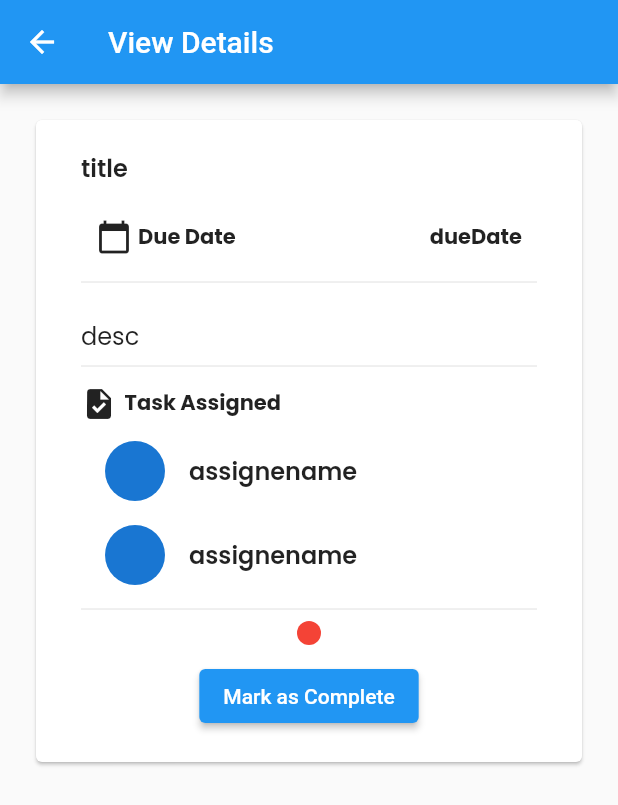
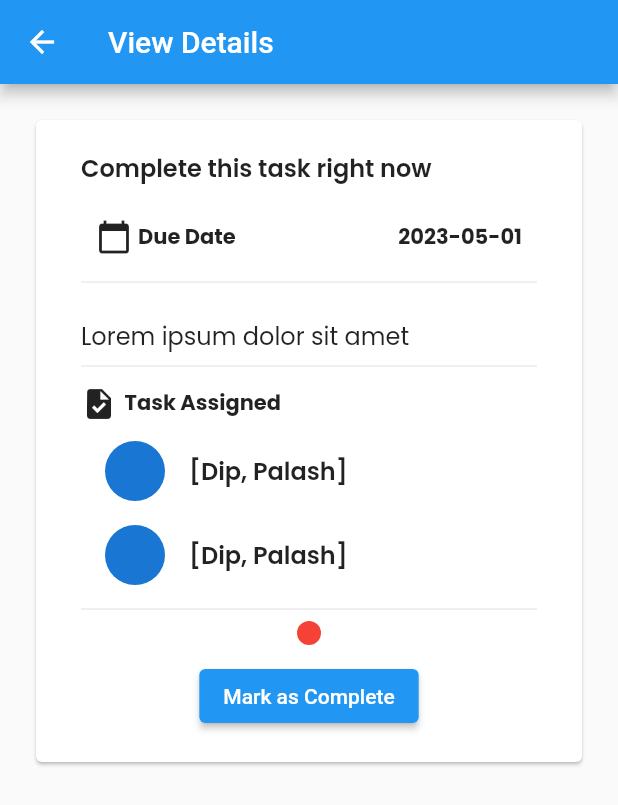
Before and after one commit to Palash2911/Taskbuddy, a Flutter app: the TaskTile widget shown alone on an empty page, opened directly, after a tap on "Complete this task right now", on a phone screen of 412 x 824 dp. Shown: the top 805 px of the screen. Run offline on Flutter 3.47's test engine with Material 2 defaults, Android fonts, the phone set to English and light mode, and no system bars; our stand-ins replace cloud_firestore, firebase_auth, firebase_core, fluttertoast, google_fonts, intl_phone_field and 1 more; accounts and stored records are empty.

Commit message:
Done with Error Solving

```diff
--- a/lib/providers/task_provider.dart
+++ b/lib/providers/task_provider.dart
@@ -29,7 +29,7 @@ class TaskProvider extends ChangeNotifier {
 
   Future editTask(Tasks task) async {
     try {
-      var t = await db
+      await db
           .collection("Users")
           .doc(auth.currentUser!.uid)
           .collection("Tasks")
@@ -110,6 +110,7 @@ class TaskProvider extends ChangeNotifier {
 
   bool toggleTodoStatus(Tasks task) {
     task.isCompleted = !task.isCompleted;
+    print(task.isCompleted);
     editTask(task);
     return task.isCompleted;
   }
--- a/lib/views/utils/tasktile.dart
+++ b/lib/views/utils/tasktile.dart
@@ -1,4 +1,6 @@
 import 'package:flutter/material.dart';
+import 'package:provider/provider.dart';
+import 'package:taskbuddy/providers/task_provider.dart';
 import 'package:taskbuddy/views/utils/taskPriority.dart';
 import 'package:taskbuddy/views/viewTaskScreen.dart';
 
@@ -17,7 +19,6 @@ class TaskTile extends StatefulWidget {
 }
 
 class _TaskTileState extends State<TaskTile> {
-
   bool isCompleted = true;
 
   @override
@@ -34,20 +35,17 @@ class _TaskTileState extends State<TaskTile> {
             context,
             MaterialPageRoute(
               builder: (context) => ViewTask(
-                  assignename: 'assignename',
-                  dueDate: 'dueDate',
-                  title: 'title',
-                  desc: 'desc',
-                  task: task),
+                task: widget.task,
+              ),
             ));
       },
       child: ListTile(
         leading: Checkbox(
           value: isCompleted,
           onChanged: (bool? value) {
-            setState(() {
-              isCompleted = value!;
-            });
+            final provider =
+            Provider.of<TaskProvider>(context, listen: false);
+            final isDone = provider.toggleTodoStatus(widget.task);
           },
         ),
         title: Row(
--- a/lib/views/viewTaskScreen.dart
+++ b/lib/views/viewTaskScreen.dart
@@ -4,18 +4,10 @@ import 'package:taskbuddy/views/constants.dart';
 import 'package:taskbuddy/views/utils/taskPriority.dart';
 
 class ViewTask extends StatefulWidget {
-  final String assignename;
-  final String dueDate;
-  final String title;
-  final String desc;
   final Tasks task;
 
   const ViewTask({
     super.key,
-    required this.assignename,
-    required this.dueDate,
-    required this.title,
-    required this.desc,
     required this.task,
   });
 
@@ -42,7 +34,7 @@ class _ViewTaskState extends State<ViewTask> {
                   crossAxisAlignment: CrossAxisAlignment.start,
                   children: [
                     Text(
-                      widget.title,
+                      widget.task.title,
                       style: kTextPopM16,
                     ),
                     const SizedBox(height: 12.0),
@@ -65,7 +57,7 @@ class _ViewTaskState extends State<ViewTask> {
                             children: [
                               const SizedBox(width: 2),
                               Text(
-                                widget.dueDate,
+                                widget.task.dueDate,
                                 style: kTextPopB14,
                               ),
                             ],
@@ -75,7 +67,7 @@ class _ViewTaskState extends State<ViewTask> {
                     ),
                     const Divider(),
                     const SizedBox(height: 16),
-                    Text(widget.desc, style: kTextPopR16),
+                    Text(widget.task.desc, style: kTextPopR16),
                     const SizedBox(width: 12.0),
                     const Divider(),
                     Column(
@@ -94,7 +86,7 @@ class _ViewTaskState extends State<ViewTask> {
                               borderRadius: BorderRadius.circular(10.0),
                               child: CircleAvatar()),
                           title: Text(
-                            widget.assignename,
+                            widget.task.assignees.toString(),
                             style: kTextPopM16,
                           ),
                         ),
@@ -103,7 +95,7 @@ class _ViewTaskState extends State<ViewTask> {
                               borderRadius: BorderRadius.circular(10.0),
                               child: CircleAvatar()),
                           title: Text(
-                            widget.assignename,
+                            widget.task.assignees.toString(),
                             style: kTextPopM16,
                           ),
                         ),
```
Also changed, not shown: lib/views/historyPage.dart (+30 -15 lines).
